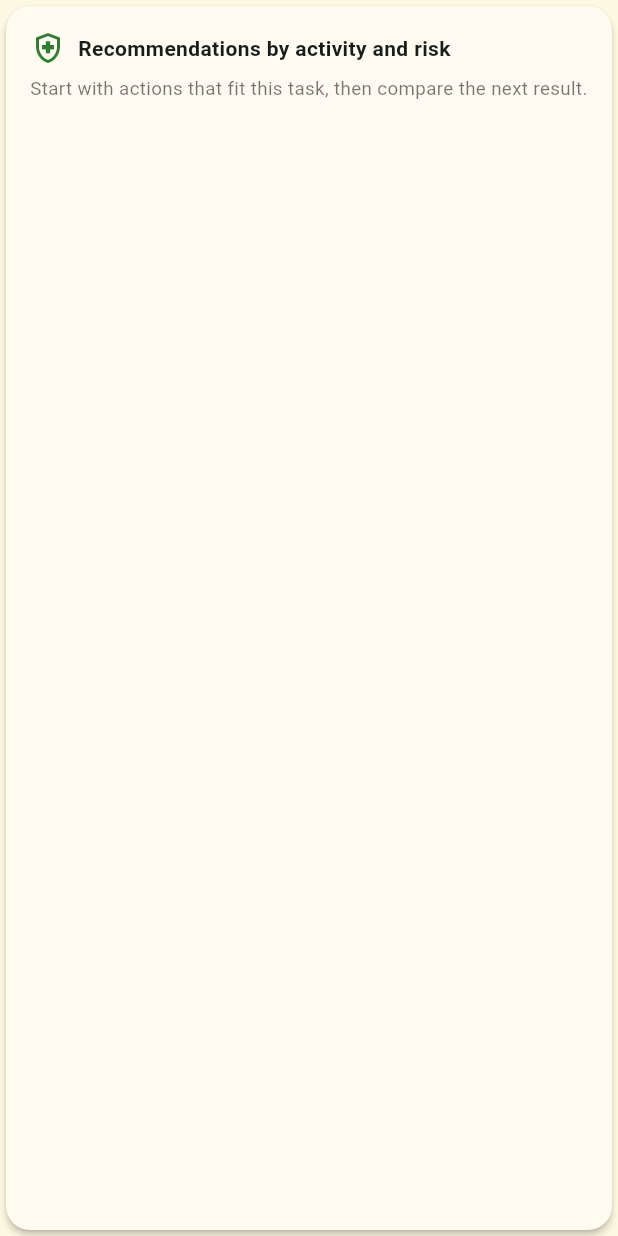
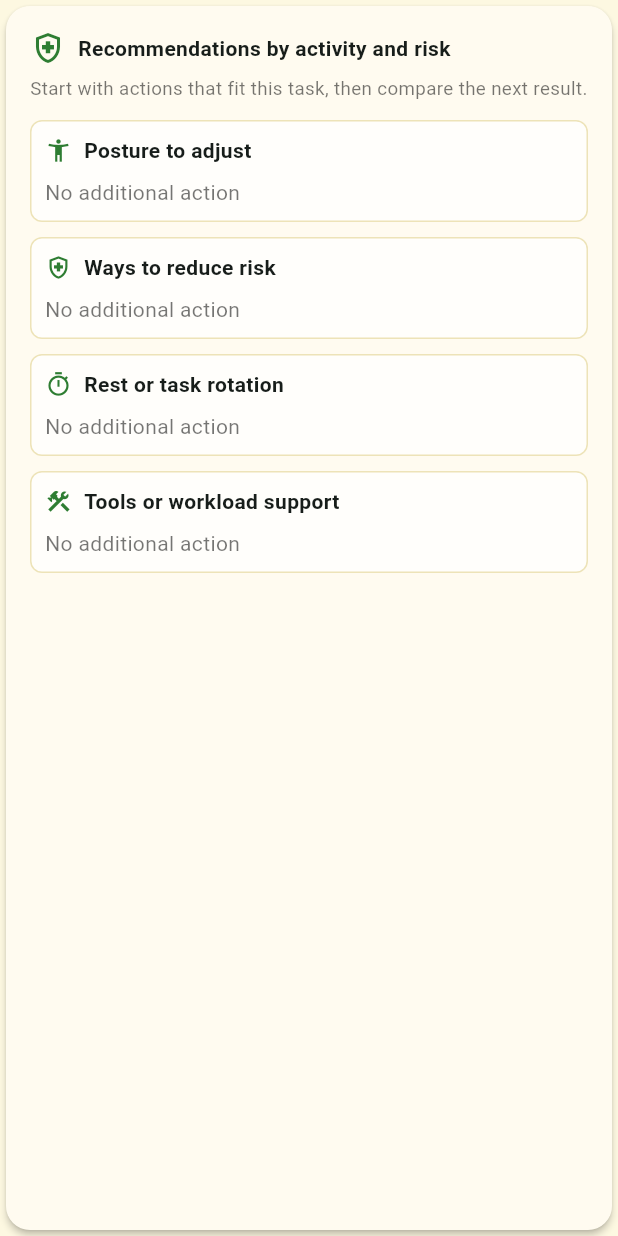
Before and after one commit to odinos/fSookta, a Flutter app: the _ActivityRiskRecommendationCard widget shown alone on an empty page, opened directly with empty values, on a phone screen of 412 x 824 dp. Run offline on Flutter 3.47's test engine with Material 3 defaults, Android fonts, the phone set to English and light mode, and no system bars; our stand-ins replace camera, firebase_analytics, firebase_core, firebase_crashlytics, flutter_tts, image_picker and 3 more; missing offline and left inert: dart:ffi, ml_algo, ml_dataframe, tflite_flutter; accounts and stored records are empty; project files that could hold a hidden picture were left out.

Commit message:
fix: render explicit recommendation groups

```diff
--- a/lib/screens/main/final_result_screen.dart
+++ b/lib/screens/main/final_result_screen.dart
@@ -148,6 +148,13 @@ class _FinalResultScreenState extends State<FinalResultScreen> {
       before: before,
       strings: strings,
     );
+    final farmerRecommendations =
+        RiskRecommendationService.farmerRecommendations(
+      activity: widget.bundle.activity,
+      riskLevel: before.riskLevel,
+      bodyPartRisks: before.bodyPartRisks,
+      thai: thai,
+    );
 
     return Scaffold(
       appBar: AppBar(
@@ -246,10 +253,7 @@ class _FinalResultScreenState extends State<FinalResultScreen> {
             if (activityRiskRecommendations.isNotEmpty) ...[
               const SizedBox(height: 16),
               _ActivityRiskRecommendationCard(
-                recommendations: _conciseFarmerRecommendations(
-                  activityRiskRecommendations,
-                  thai,
-                ),
+                recommendations: farmerRecommendations,
                 thai: thai,
               ),
             ],
@@ -446,12 +450,23 @@ class _ActivityRiskRecommendationCard extends StatelessWidget {
     required this.thai,
   });
 
-  final List<String> recommendations;
+  final List<FarmerRecommendation> recommendations;
   final bool thai;
 
   @override
   Widget build(BuildContext context) {
-    final groups = _groupRecommendations(recommendations, thai);
+    final groups = FarmerRecommendationCategory.values.map((category) {
+      return _RecommendationGroup(
+        category: category,
+        title: _categoryTitle(category, thai),
+        icon: _categoryIcon(category),
+        items: recommendations
+            .where((item) => item.category == category)
+            .take(2)
+            .map((item) => item.text)
+            .toList(growable: false),
+      );
+    });
     return Card(
       key: const ValueKey('farmer-guidance-card'),
       color: const Color(0xFFFFFBF0),
@@ -492,101 +507,43 @@ class _ActivityRiskRecommendationCard extends StatelessWidget {
       ),
     );
   }
-
-  List<_RecommendationGroup> _groupRecommendations(
-    List<String> items,
-    bool thai,
-  ) {
-    final groups = [
-      _RecommendationGroup(
-        title: thai ? 'ท่าทางที่ควรปรับ' : 'Posture to adjust',
-        icon: Icons.accessibility_new_outlined,
-      ),
-      _RecommendationGroup(
-        title: thai ? 'วิธีลดความเสี่ยง' : 'Ways to reduce risk',
-        icon: Icons.health_and_safety_outlined,
-      ),
-      _RecommendationGroup(
-        title: thai ? 'การพักหรือสลับงาน' : 'Rest or task rotation',
-        icon: Icons.timer_outlined,
-      ),
-      _RecommendationGroup(
-        title:
-            thai ? 'อุปกรณ์หรือวิธีช่วยลดภาระงาน' : 'Tools or workload support',
-        icon: Icons.construction_outlined,
-      ),
-    ];
-    for (final item in items) {
-      final normalized = item.toLowerCase();
-      final index = normalized.contains('พัก') ||
-              normalized.contains('สลับ') ||
-              normalized.contains('break') ||
-              normalized.contains('rotate')
-          ? 2
-          : normalized.contains('อุปกรณ์') ||
-                  normalized.contains('รถเข็น') ||
-                  normalized.contains('แบ่งน้ำหนัก') ||
-                  normalized.contains('tool') ||
-                  normalized.contains('cart') ||
-                  normalized.contains('split')
-              ? 3
-              : normalized.contains('ท่า') ||
-                      normalized.contains('ก้ม') ||
-                      normalized.contains('ยกแขน') ||
-                      normalized.contains('posture') ||
-                      normalized.contains('bend')
-                  ? 0
-                  : 1;
-      groups[index].items.add(item);
-    }
-    return groups.where((group) => group.items.isNotEmpty).map((group) {
-      if (group.items.length > 2) {
-        group.items.removeRange(2, group.items.length);
-      }
-      return group;
-    }).toList();
-  }
 }
 
-List<String> _conciseFarmerRecommendations(
-  List<String> recommendations,
-  bool thai,
-) {
-  final clauses = <String>[];
-  for (final recommendation in recommendations) {
-    if (_looksLikeWeightReference(recommendation, thai)) {
-      clauses.add(thai
-          ? 'ลดน้ำหนักต่อครั้ง และใช้อุปกรณ์ช่วยเมื่อของหนัก'
-          : 'Reduce each load and use handling aids for heavy items');
-      continue;
-    }
-    clauses.addAll(recommendation
-        .split(thai
-            ? RegExp(
-                r'[;,]|\sและ\s|\s+(?=(?:ใช้|จัด|พัก|หลีก|ยืด|หัน|หมุน|สลับ|ปรับ|ลด|ลุก|วาง|ถือ|ให้|เปลี่ยน|หยุด|สวม|ใส่))',
-              )
-            : RegExp(
-                r'[;,]|\sand\s|\s+(?=(?:use|rest|avoid|stretch|turn|rotate|change|reduce|keep|raise|lift|wear|stop|split)\b)',
-                caseSensitive: false,
-              ))
-        .map((part) => part.trim().replaceFirst(RegExp(r'[.]$'), ''))
-        .where((part) => part.length >= 8));
-  }
-  return clauses.toSet().toList(growable: false);
+String _categoryTitle(FarmerRecommendationCategory category, bool thai) {
+  return switch (category) {
+    FarmerRecommendationCategory.posture =>
+      thai ? 'ท่าทางที่ควรปรับ' : 'Posture to adjust',
+    FarmerRecommendationCategory.riskReduction =>
+      thai ? 'วิธีลดความเสี่ยง' : 'Ways to reduce risk',
+    FarmerRecommendationCategory.restRotation =>
+      thai ? 'การพักหรือสลับงาน' : 'Rest or task rotation',
+    FarmerRecommendationCategory.workloadSupport =>
+      thai ? 'อุปกรณ์ช่วยลดภาระงาน' : 'Tools or workload support',
+  };
 }
 
-bool _looksLikeWeightReference(String text, bool thai) {
-  return thai
-      ? text.contains('ชาย 20-45 ปี') || text.contains('หญิง 20-45 ปี')
-      : text.contains('men 20-45 years') || text.contains('women 20-45');
+IconData _categoryIcon(FarmerRecommendationCategory category) {
+  return switch (category) {
+    FarmerRecommendationCategory.posture => Icons.accessibility_new_outlined,
+    FarmerRecommendationCategory.riskReduction =>
+      Icons.health_and_safety_outlined,
+    FarmerRecommendationCategory.restRotation => Icons.timer_outlined,
+    FarmerRecommendationCategory.workloadSupport => Icons.construction_outlined,
+  };
 }
 
 class _RecommendationGroup {
-  _RecommendationGroup({required this.title, required this.icon});
+  const _RecommendationGroup({
+    required this.category,
+    required this.title,
+    required this.icon,
+    required this.items,
+  });
 
+  final FarmerRecommendationCategory category;
   final String title;
   final IconData icon;
-  final List<String> items = [];
+  final List<String> items;
 }
 
 class _RecommendationGroupView extends StatelessWidget {
@@ -601,6 +558,7 @@ class _RecommendationGroupView extends StatelessWidget {
   @override
   Widget build(BuildContext context) {
     return DecoratedBox(
+      key: ValueKey('recommendation-group-${group.category.name}'),
       decoration: BoxDecoration(
         color: Colors.white.withValues(alpha: 0.72),
         borderRadius: BorderRadius.circular(8),
@@ -624,8 +582,11 @@ class _RecommendationGroupView extends StatelessWidget {
               ],
             ),
             const SizedBox(height: 8),
-            for (final item in group.items)
+            for (final (index, item) in group.items.indexed)
               Padding(
+                key: ValueKey(
+                  'recommendation-action-${group.category.name}-$index',
+                ),
                 padding: const EdgeInsets.only(bottom: 6),
                 child: Row(
                   crossAxisAlignment: CrossAxisAlignment.start,
@@ -644,6 +605,11 @@ class _RecommendationGroupView extends StatelessWidget {
                     ),
                   ],
                 ),
+              ),
+            if (group.items.isEmpty)
+              Text(
+                thai ? 'ไม่มีคำแนะนำเพิ่มเติม' : 'No additional action',
+                style: const TextStyle(color: Colors.black54),
               ),
           ],
         ),
```
Also changed, not shown: lib/core/services/risk_recommendation_service.dart (+167 -0 lines), 2 other files.
